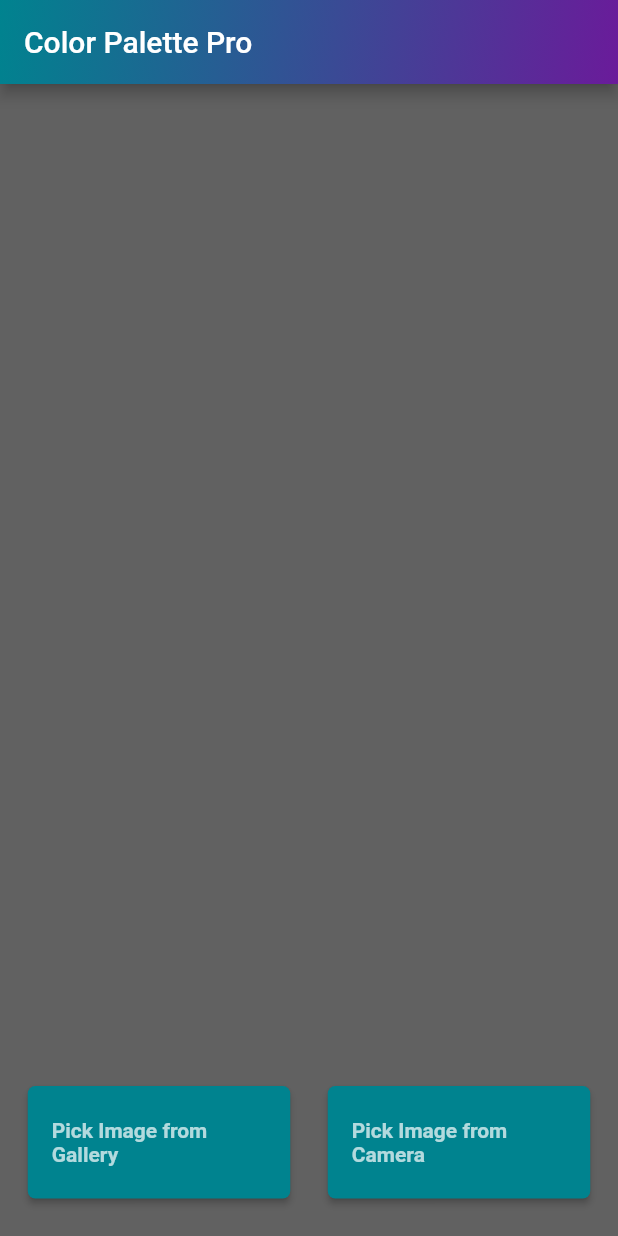
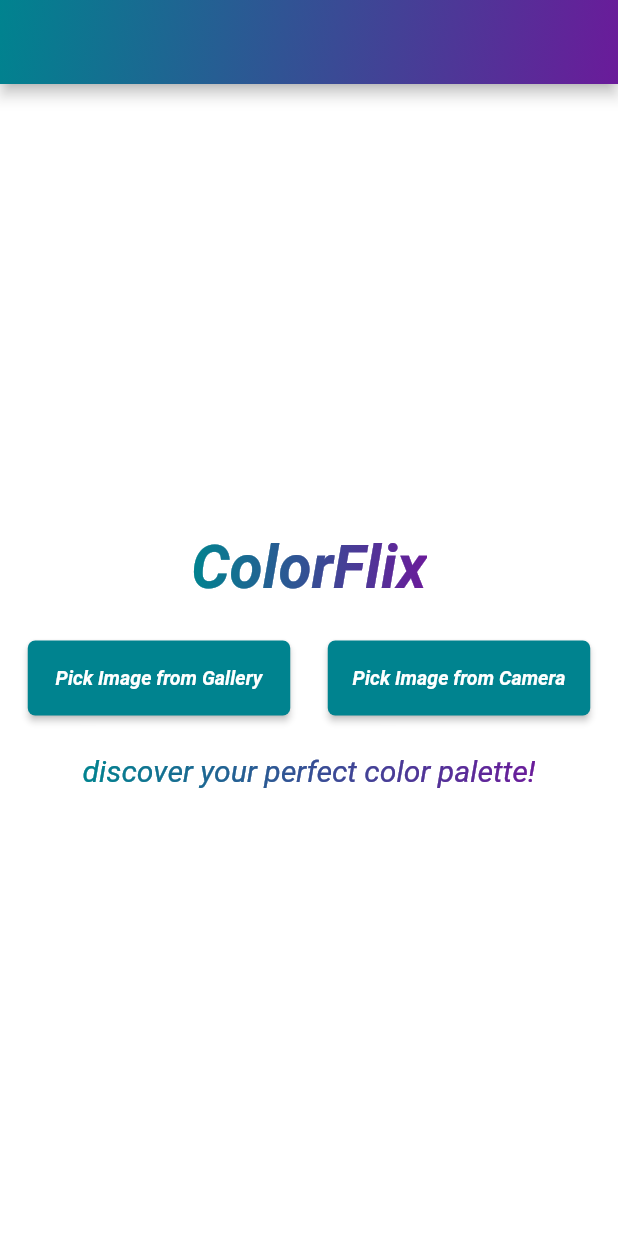
Before and after one commit to bhaveshasasik/color-palette-app, a Flutter app: the screen it shows after launch, on a phone screen of 412 x 824 dp. Run offline on Flutter 3.47's test engine with Material 2 defaults, Android fonts, the phone set to English and light mode, and no system bars; our stand-ins replace image_picker.

Commit message:
Feature: updated icons and UI

```diff
--- a/lib/home.dart
+++ b/lib/home.dart
@@ -8,7 +8,6 @@ import 'package:camera_gallery_demo/splash.dart';
 import 'package:camera_gallery_demo/palette.dart';
 
 //home
-
 class MyApp extends StatelessWidget {
   @override
   Widget build(BuildContext context) {
@@ -33,10 +32,11 @@ class _HomePageState extends State<HomePage> {
   @override
   Widget build(BuildContext context) {
     return Scaffold(
-      backgroundColor: Colors.grey.shade700,
+      backgroundColor: Colors.white,
       appBar: AppBar(
+        centerTitle: true,
         title: const Text(
-          "Color Palette Pro",
+          "",
         ),
         flexibleSpace: Container(
           decoration: BoxDecoration(
@@ -49,16 +49,55 @@ class _HomePageState extends State<HomePage> {
         ),
       ),
       body: Align(
-        alignment: Alignment.bottomCenter,
+        alignment: Alignment.center,
         child: Column(
-          mainAxisSize: MainAxisSize.min,
+          crossAxisAlignment: CrossAxisAlignment.start,
+          mainAxisAlignment: MainAxisAlignment.center,
           children: [
+            Align(
+              alignment: Alignment.center,
+              child: Column(
+                mainAxisAlignment: MainAxisAlignment.center,
+                crossAxisAlignment: CrossAxisAlignment.center,
+                children: [
+                  Row(
+                    mainAxisAlignment: MainAxisAlignment.center,
+                    crossAxisAlignment: CrossAxisAlignment.center,
+                    children: [
+                      ShaderMask(
+                        shaderCallback: (Rect bounds) {
+                          return LinearGradient(
+                            colors: [
+                              Colors.cyan.shade800,
+                              Colors.purple.shade800
+                            ],
+                          ).createShader(bounds);
+                        },
+                        child: Text(
+                          'ColorFlix',
+                          style: TextStyle(
+                            fontSize: 40.0,
+                            color: Colors.white,
+                            fontStyle: FontStyle.italic,
+                            fontWeight: FontWeight.bold,
+                          ),
+                        ),
+                      ),
+                    ],
+                  ),
+                ],
+              ),
+            ),
+            const SizedBox(
+              width: double.infinity,
+              height: 25,
+            ),
             Row(
               crossAxisAlignment: CrossAxisAlignment.end,
               mainAxisAlignment: MainAxisAlignment.center,
               children: [
                 SizedBox(
-                  height: 75,
+                  height: 50,
                   width: 175,
                   child: MaterialButton(
                     shape: RoundedRectangleBorder(
@@ -69,13 +108,16 @@ class _HomePageState extends State<HomePage> {
                     child: const Text(
                       "Pick Image from Gallery",
                       style: TextStyle(
-                          color: Colors.white70, fontWeight: FontWeight.bold),
+                          color: Colors.white,
+                          fontWeight: FontWeight.bold,
+                          fontSize: 13,
+                          fontStyle: FontStyle.italic),
                     ),
                   ),
                 ),
                 const SizedBox(width: 25),
                 SizedBox(
-                  height: 75,
+                  height: 50,
                   width: 175,
                   child: MaterialButton(
                     shape: RoundedRectangleBorder(
@@ -86,15 +128,49 @@ class _HomePageState extends State<HomePage> {
                     child: const Text(
                       "Pick Image from Camera",
                       style: TextStyle(
-                          color: Colors.white70, fontWeight: FontWeight.bold),
+                          color: Colors.white,
+                          fontWeight: FontWeight.bold,
+                          fontSize: 13,
+                          fontStyle: FontStyle.italic),
                     ),
                   ),
                 ),
               ],
             ),
-            const SizedBox(
-              width: double.infinity,
-              height: 25,
+            Column(
+              //crossAxisAlignment: CrossAxisAlignment.end,
+              mainAxisAlignment: MainAxisAlignment.center,
+              children: [
+                Row(
+                  //crossAxisAlignment: CrossAxisAlignment.end,
+                  mainAxisAlignment: MainAxisAlignment.center,
+                  children: [
+                    Align(
+                      child: Padding(
+                        padding: const EdgeInsets.only(top: 25.0),
+                        child: ShaderMask(
+                          shaderCallback: (Rect bounds) {
+                            return LinearGradient(
+                              colors: [
+                                Colors.cyan.shade800,
+                                Colors.purple.shade800
+                              ],
+                            ).createShader(bounds);
+                          },
+                          child: Text(
+                            'discover your perfect color palette!',
+                            style: TextStyle(
+                              fontSize: 20.0,
+                              color: Colors.white,
+                              fontStyle: FontStyle.italic,
+                            ),
+                          ),
+                        ),
+                      ),
+                    ),
+                  ],
+                ),
+              ],
             ),
           ],
         ),
--- a/lib/palette.dart
+++ b/lib/palette.dart
@@ -16,7 +16,13 @@ class ColorDisplayPage extends StatelessWidget {
             Navigator.of(context).pop();
           },
         ),
-        title: const Text('Color Palette'),
+        title: const Text(
+          'Color Palette',
+          style: TextStyle(
+            fontStyle: FontStyle.italic,
+            fontSize: 20,
+          ),
+        ),
         flexibleSpace: Container(
           decoration: BoxDecoration(
             gradient: LinearGradient(
@@ -43,7 +49,8 @@ class ColorDisplayPage extends StatelessWidget {
             crossAxisCount: 3,
             children: List.generate(colors.length, (index) {
               return Tooltip(
-                message: '#${colors[index].value.toRadixString(16).substring(2)}',
+                message:
+                    '#${colors[index].value.toRadixString(16).substring(2)}',
                 child: Container(
                   color: colors[index],
                 ),
--- a/lib/splash.dart
+++ b/lib/splash.dart
@@ -44,17 +44,15 @@ class _SplashScreenState extends State<SplashScreen>
             end: Alignment.bottomLeft,
           ),
         ),
-        child: const Column(
+        child: Column(
           mainAxisAlignment: MainAxisAlignment.center,
           children: [
-            Icon(
-              Icons.palette_outlined,
-              size: 210,
-              color: Colors.white,
+            Image.asset(
+              'images/ColorFlix0.png',
             ),
-            SizedBox(height: 20),
-            Text(
-              'Color Palette Pro',
+            const SizedBox(height: 20),
+            const Text(
+              'ColorFlix',
               style: TextStyle(
                 fontStyle: FontStyle.normal,
                 color: Colors.white,
--- a/pubspec.yaml
+++ b/pubspec.yaml
@@ -32,6 +32,7 @@ dependencies:
     sdk: flutter
 
 
+
   # The following adds the Cupertino Icons font to your application.
   # Use with the CupertinoIcons class for iOS style icons.
   cupertino_icons: ^1.0.2
@@ -54,14 +55,14 @@ dev_dependencies:
 
 # The following section is specific to Flutter packages.
 flutter:
-
+  assets:
+    - images/ColorFlix0.png
   # The following line ensures that the Material Icons font is
   # included with your application, so that you can use the icons in
   # the material Icons class.
   uses-material-design: true
 
   # To add assets to your application, add an assets section, like this:
-  # assets:
   #   - images/a_dot_burr.jpeg
   #   - images/a_dot_ham.jpeg
 
```
Also changed, not shown: images/ColorFlix0.png (added).
